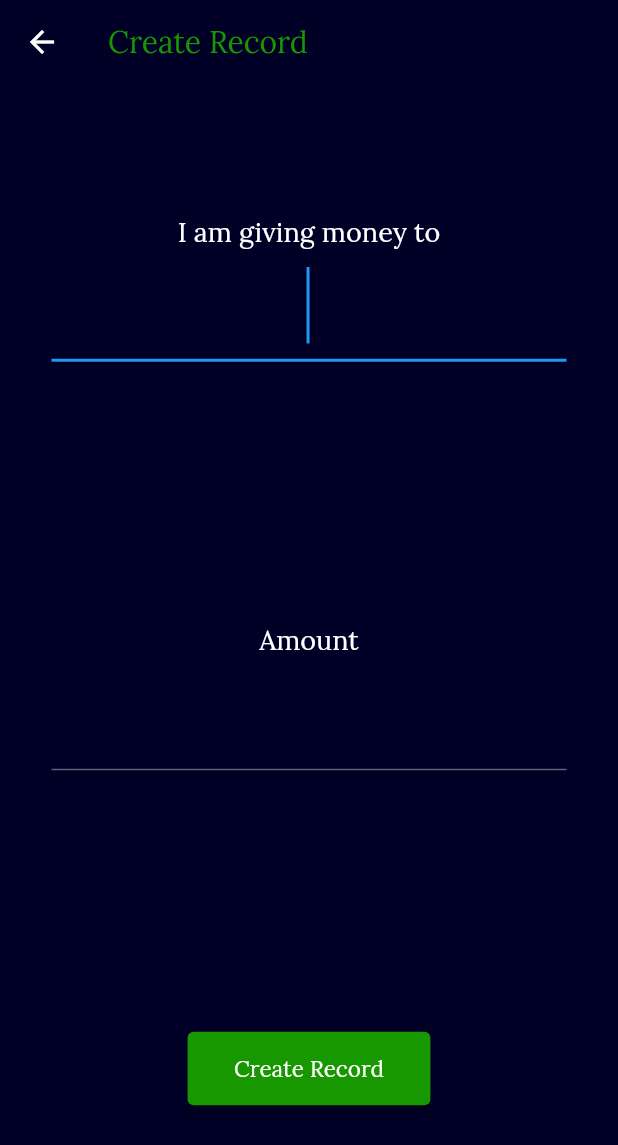
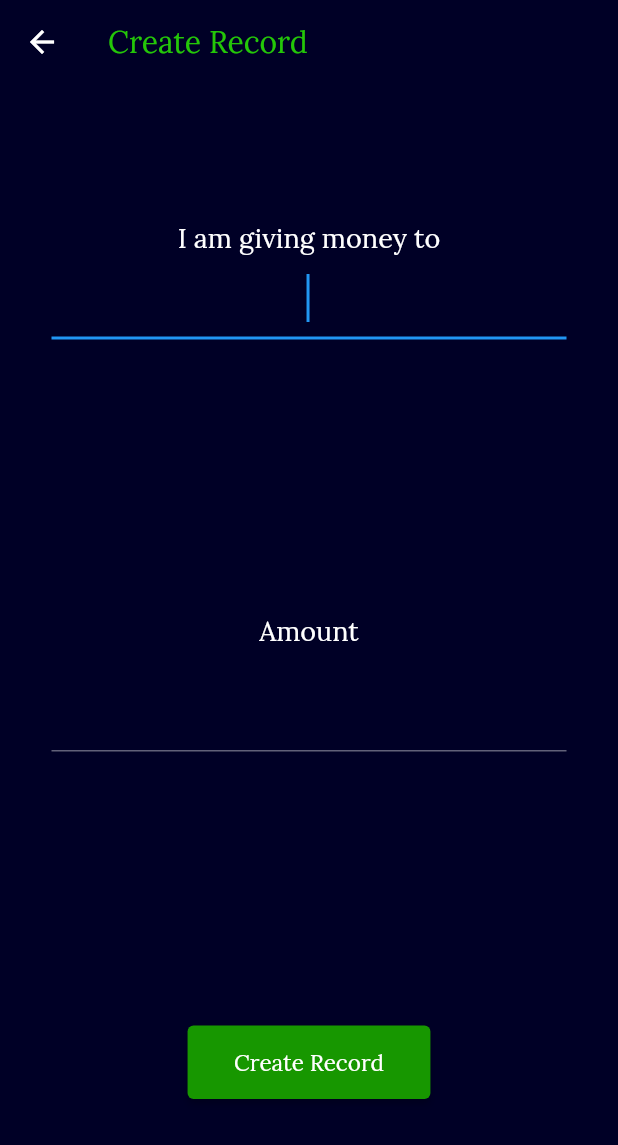
Before and after one commit to Thusatharan/Money-Tracker, a Flutter app: the CreateGive screen opened directly, after a tap on "Create Record", on a phone screen of 412 x 824 dp. Shown: the top 1145 px of the screen. Run offline on Flutter 3.47's test engine with Material 2 defaults, Android fonts, the phone set to English and light mode, and no system bars.

Commit message:
create and show records

```diff
--- a/lib/constants/constants.dart
+++ b/lib/constants/constants.dart
@@ -5,7 +5,7 @@ const kBackgroundColor = Color(0xff000026);
 const kSecondary = Color(0xff00072E);
 const kPrimary = Color.fromARGB(255, 26, 38, 206);
 const kContainer = Color.fromARGB(255, 0, 3, 18);
-const kGreenTitle = Color.fromARGB(255, 23, 151, 0);
+const kGreenTitle = Color.fromARGB(255, 36, 199, 8);
 const kRedTitle = Color.fromARGB(255, 206, 17, 17);
 const kGreenButton = Color.fromARGB(255, 23, 151, 0);
 const kRedButton = Color(0xffF23838);
--- a/lib/dummy_data/get_data.dart
+++ b/lib/dummy_data/get_data.dart
@@ -1,7 +1,22 @@
 import 'package:money_tracker/models/get_record.dart';
 
 List<Record> getData = [
-  Record(id: 1, name: 'Alex', amount: 2500),
-  Record(id: 2, name: 'Sara', amount: 4150),
-  Record(id: 3, name: 'John', amount: 4150),
+  Record(
+      id: 1,
+      name: 'Alex',
+      amount: 2500,
+      status: false,
+      dateTime: DateTime.now()),
+  Record(
+      id: 2,
+      name: 'Sara',
+      amount: 4150,
+      status: true,
+      dateTime: DateTime.now()),
+  Record(
+      id: 3,
+      name: 'John',
+      amount: 4150,
+      status: false,
+      dateTime: DateTime.now()),
 ];
--- a/lib/main.dart
+++ b/lib/main.dart
@@ -2,6 +2,7 @@ import 'package:flutter/material.dart';
 import 'package:money_tracker/constants/constants.dart';
 
 import 'screens/home_screens.dart';
+import 'screens/success_screen.dart';
 
 void main() {
   runApp(const MyApp());
--- a/lib/models/get_record.dart
+++ b/lib/models/get_record.dart
@@ -2,6 +2,13 @@ class Record {
   int id;
   String name;
   int amount;
+  bool status;
+  DateTime dateTime;
 
-  Record({required this.id, required this.name, required this.amount});
+  Record(
+      {required this.id,
+      required this.name,
+      required this.amount,
+      required this.status,
+      required this.dateTime});
 }
--- a/lib/screens/create_give_record.dart
+++ b/lib/screens/create_give_record.dart
@@ -6,6 +6,7 @@ import 'package:flutter/src/widgets/framework.dart';
 import 'package:flutter/material.dart';
 import 'package:money_tracker/constants/constants.dart';
 import 'package:money_tracker/models/get_record.dart';
+import 'package:money_tracker/screens/success_screen.dart';
 
 import '../dummy_data/get_data.dart';
 
@@ -51,7 +52,9 @@ class _CreateGiveState extends State<CreateGive> {
                       TextFormField(
                         autofocus: true,
                         textAlign: TextAlign.center,
-                        style: TextStyle(fontSize: 40),
+                        style: TextStyle(
+                            fontSize: 25,
+                            color: Color.fromARGB(255, 54, 164, 255)),
                         onChanged: (val) {
                           setState(() {
                             name = val;
@@ -72,7 +75,9 @@ class _CreateGiveState extends State<CreateGive> {
                         keyboardType: TextInputType.number,
                         autofocus: true,
                         textAlign: TextAlign.center,
-                        style: TextStyle(fontSize: 40),
+                        style: TextStyle(
+                            fontSize: 35,
+                            color: Color.fromARGB(255, 54, 164, 255)),
                         onChanged: (val) {
                           setState(() {
                             amount = int.parse(val);
@@ -88,7 +93,18 @@ class _CreateGiveState extends State<CreateGive> {
                     onPressed: () {
                       Random random = Random();
                       int id = random.nextInt(1000);
-                      getData.add(Record(id: id, name: name, amount: amount));
+                      getData.add(Record(
+                          id: id,
+                          name: name,
+                          amount: amount,
+                          status: false,
+                          dateTime: DateTime.now()));
+                      Navigator.pushReplacement(
+                        context,
+                        MaterialPageRoute(
+                          builder: (context) => const SuccessScreen(),
+                        ),
+                      );
                     },
                     child: const Padding(
                       padding: EdgeInsets.all(15),
--- a/pubspec.yaml
+++ b/pubspec.yaml
@@ -58,9 +58,8 @@ flutter:
   uses-material-design: true
 
   # To add assets to your application, add an assets section, like this:
-  # assets:
-  #   - images/a_dot_burr.jpeg
-  #   - images/a_dot_ham.jpeg
+  assets:
+    - assets/images/
 
   # An image asset can refer to one or more resolution-specific "variants", see
   # https://flutter.dev/assets-and-images/#resolution-aware
```
Also changed, not shown: lib/screens/details_screens/get_details.dart (+49 -34 lines), lib/screens/success_screen.dart (added, +59 -0 lines), assets/images/success_png.png (added).
